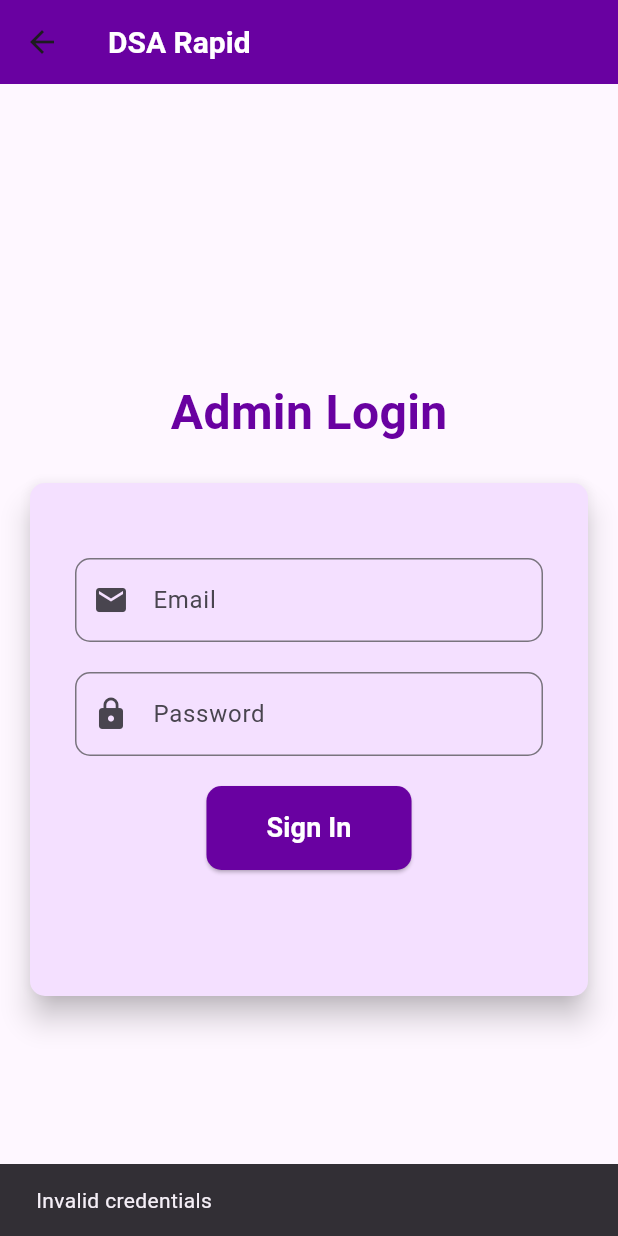
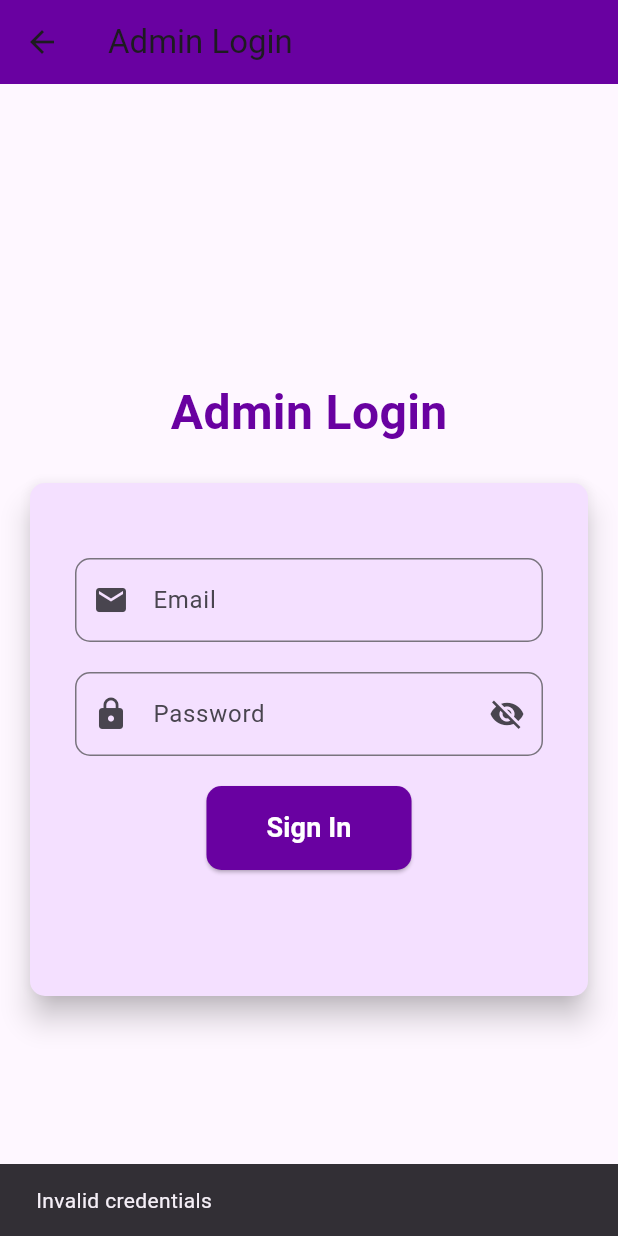
Before and after one commit to Namrata0607/DSARapid, a Flutter app: the DashboardPage screen opened directly with empty values, after a tap on "Logout", after a tap on "Sign In", on a phone screen of 412 x 824 dp. Run offline on Flutter 3.47's test engine with Material 3 defaults, Android fonts, the light colour scheme and no system bars; our stand-ins replace animated_text_kit, carousel_slider, cloud_firestore, firebase_auth, firebase_core, image_picker; missing offline and left inert: dart:html, syncfusion_flutter_pdfviewer; accounts and stored records are empty.

Commit message:
admin login

```diff
--- a/lib/Admin/admin_dash.dart
+++ b/lib/Admin/admin_dash.dart
@@ -1,42 +1,32 @@
+import 'package:dsa_rapid/UI_Helper/UI.dart';
 import 'package:flutter/material.dart';
-import 'package:dsa_rapid/UI_Helper/UI.dart';
+// import 'package:firebase_auth/firebase_auth.dart';
+import 'package:cloud_firestore/cloud_firestore.dart';
+class adminLogin extends StatefulWidget {
+  @override
+  _adminLoginState createState() => _adminLoginState();
+}
 
-// void main() {
-//   runApp(adminLogin());
-// }
-
-// class AdminDash extends StatelessWidget {
-//   @override
-//   Widget build(BuildContext context) {
-//     return MaterialApp(
-//       title: 'Admin Dashboard',
-//       debugShowCheckedModeBanner: false,
-//       theme: ThemeData(
-//         primarySwatch: Colors.purple,
-//       ),
-//       home: LoginPage(),
-//     );
-//   }
-// }
-
-// Simulating password storage
-String currentPassword = 'admin123';
-
-class adminLogin extends StatelessWidget {
+class _adminLoginState extends State<adminLogin> {
   final TextEditingController _emailController = TextEditingController();
   final TextEditingController _passwordController = TextEditingController();
 
+  // Hardcoded admin credentials
+  final String adminEmail = 'admin@gmail.com';
+  final String adminPassword = 'admin123';
+
+  bool _isPasswordVisible = false; // State to toggle password visibility
+
   void _handleSignIn(BuildContext context) {
-    String email = _emailController.text;
-    String password = _passwordController.text;
+    String email = _emailController.text.trim();
+    String password = _passwordController.text.trim();
 
-    // Authentication logic (for demonstration)
-    if (email == 'admin' && password == 'admin') {
+    if (email == adminEmail && password == adminPassword) {
       Navigator.push(
         context,
         MaterialPageRoute(
           builder: (context) => DashboardPage(
-            adminName: 'Admin', // Pass admin name here
+            adminName: 'Namrata Daphale', // Pass admin name here if needed
             adminEmail: email,
           ),
         ),
@@ -51,12 +41,12 @@
   @override
   Widget build(BuildContext context) {
     return Scaffold(
-      appBar:  mtext(),
-      body: Stack(
-        children: [
-          Center(
+      appBar: AppBar(
+        title: Text('Admin Login'),
+        backgroundColor: Color.fromARGB(255, 105, 1, 161),
+      ),
+      body: Center(
         child: SingleChildScrollView(
-              child: Padding(
           padding: EdgeInsets.all(16.0),
           child: Column(
             mainAxisAlignment: MainAxisAlignment.center,
@@ -106,20 +96,28 @@
                               borderRadius: BorderRadius.circular(10),
                             ),
                             prefixIcon: Icon(Icons.lock),
+                            suffixIcon: IconButton(
+                              icon: Icon(
+                                _isPasswordVisible ? Icons.visibility : Icons.visibility_off,
                               ),
-                                // obscureText: true,
+                              onPressed: () {
+                                setState(() {
+                                  _isPasswordVisible = !_isPasswordVisible;
+                                });
+                              },
+                            ),
+                          ),
+                          obscureText: !_isPasswordVisible,
                         ),
                         SizedBox(height: 20.0),
                         ElevatedButton(
                           onPressed: () => _handleSignIn(context),
                           style: ElevatedButton.styleFrom(
-                                  padding: EdgeInsets.symmetric(
-                                      horizontal: 40, vertical: 15),
+                            padding: EdgeInsets.symmetric(horizontal: 40, vertical: 15),
                             shape: RoundedRectangleBorder(
                               borderRadius: BorderRadius.circular(10),
                             ),
-                                  backgroundColor:
-                                      Color.fromARGB(255, 105, 1, 161),
+                            backgroundColor: Color.fromARGB(255, 105, 1, 161),
                           ),
                           child: Text(
                             'Sign In',
@@ -131,7 +129,6 @@
                           ),
                         ),
                         SizedBox(height: 20.0),
-
                       ],
                     ),
                   ),
@@ -141,70 +138,92 @@
           ),
         ),
       ),
-          ),
-        ],
-      ),
     );
   }
 }
+
+//   @override
+//   void dispose() {
+//     _emailController.dispose();
+//     _passwordController.dispose();
+//     super.dispose();
+//   }
+// }
+
 class DashboardPage extends StatelessWidget {
   final String adminName;
   final String adminEmail;
+  final FirebaseFirestore _firestore = FirebaseFirestore.instance;
 
   DashboardPage({required this.adminName, required this.adminEmail});
+
+  void _showAddAdminDialog(BuildContext context) {
+    final nameController = TextEditingController();
+    final emailController = TextEditingController();
+    final passwordController = TextEditingController();
+  }
 
   @override
 Widget build(BuildContext context) {
   return Scaffold(
-      appBar: AppBar(
-        title: Text('DSA RAPID'),
-        backgroundColor: Color(0xFF6901A1), // Dark purple color
+    appBar: mtext(),
+    body: Container(
+      width: double.infinity,
+      height: double.infinity,
+      child: Row(
+        children: [
+          // Left Profile Information Container
+          Container(
+            padding: EdgeInsets.symmetric(horizontal: 7),
+            width: MediaQuery.of(context).size.width * 0.20, // Increased to 25% of screen width
+            color: Color.fromARGB(255, 199, 167, 255),
+            child: Column(
+              children: [
+                Expanded(
+                  child: SingleChildScrollView(
+                    child: Column(
+                      children: [
+                        SizedBox(height: MediaQuery.of(context).size.height * 0.05), // Spacing
+
+                        // Profile CircleAvatar
+                        Center(
+                          child: CircleAvatar(
+                            backgroundColor: Colors.white,
+                            child: Icon(Icons.person, color: Color(0xFF6901A1), size: 30), // Adjust icon size
+                            radius: MediaQuery.of(context).size.width * 0.05, // Reduced radius
                           ),
-      body: Row(
-        children: [
-          Container(
-            width: 250,
-            color: Color.fromARGB(255, 199, 167, 255), // Light purple background
-            child: ListView(
-              padding: EdgeInsets.zero,
-              children: [
-                UserAccountsDrawerHeader(
-  accountName: Text(
+                        ),
+                        SizedBox(height: MediaQuery.of(context).size.height * 0.02), // Spacing
+
+                        // Admin Name
+                        Text(
                           adminName,
                           style: TextStyle(
                             fontSize: 20,
                             fontWeight: FontWeight.bold,
                             color: Color(0xFF6901A1),
                           ),
+                          textAlign: TextAlign.center,
                         ),
-  accountEmail: adminEmail != 'admin' ? Text(
+
+                        // Admin Email
+                        Text(
                           adminEmail,
-    style: TextStyle(color: Color(0xFF6901A1),),
-  ) : null, // Hide email if it is 'admin'
-  currentAccountPicture: CircleAvatar(
-    backgroundColor: Colors.white,
-    child: Icon(Icons.person, color: Color(0xFF6901A1), size: 40),
+                          style: TextStyle(color: Color(0xFF6901A1)),
+                          textAlign: TextAlign.center,
                         ),
-  decoration: BoxDecoration(
-    color: Color.fromARGB(255, 199, 167, 255),
-  ),
-),
+
+                        Divider(),
+
+                        // List of Options
                         ListTile(
-                  leading: Icon(Icons.lock, color: Color(0xFF6901A1)),
-                  title: Text('Change Password',
-                      style: TextStyle(color: Color(0xFF6901A1))),
+                          leading: Icon(Icons.add, color: Color(0xFF6901A1)),
+                          title: Text('Add Admin', style: TextStyle(color: Color(0xFF6901A1))),
                           onTap: () {
-                    _showChangePasswordDialog(context);
+                            _showAddAdminDialog(context);
                           },
                         ),
-                ListTile(
-                  leading: Icon(Icons.group, color: Color(0xFF6901A1)),
-                  title: Text('Manage Students',
-                      style: TextStyle(color: Color(0xFF6901A1))),
-                  onTap: () {
-                    _showManageStudentsDialog(context);
-                  },
-                ),
+                        Divider(),
                         ListTile(
                           leading: Icon(Icons.logout, color: Color(0xFF6901A1)),
                           title: Text('Logout', style: TextStyle(color: Color(0xFF6901A1))),
@@ -215,106 +234,33 @@
                             );
                           },
                         ),
-                Divider(),
+
+                        SizedBox(height: MediaQuery.of(context).size.height * 0.05), // Increased final spacing
                       ],
-            ),
-          ),
-          Expanded(
-            child: Center(
-              child: Text(
-                'Welcome to DSA RAPID!',
-                style: TextStyle(fontSize: 24),
                     ),
                   ),
                 ),
               ],
             ),
+          ),
+
+
+          // Right Content Area
+          Expanded(
+            child: Container(
+              color: Colors.white, // Main content background
+              child: Center(
+                child: Text(
+                  'Welcome to DSA RAPID Dashboard!',
+                  style: TextStyle(fontSize: 24),
+                ),
+              ),
+            ),
+          ),
+        ],
+      ),
+    ),
   );
 }
 
-  void _showChangePasswordDialog(BuildContext context) {
-    final currentPasswordController = TextEditingController();
-    final newPasswordController = TextEditingController();
-    final confirmPasswordController = TextEditingController();
-
-    showDialog(
-      context: context,
-      builder: (BuildContext context) {
-        return AlertDialog(
-          title: Text('Change Password'),
-          content: Column(
-            mainAxisSize: MainAxisSize.min,
-            children: [
-              TextField(
-                controller: currentPasswordController,
-                obscureText: true,
-                decoration: InputDecoration(labelText: 'Current Password'),
-              ),
-              TextField(
-                controller: newPasswordController,
-                obscureText: true,
-                decoration: InputDecoration(labelText: 'New Password'),
-              ),
-              TextField(
-                controller: confirmPasswordController,
-                obscureText: true,
-                decoration: InputDecoration(labelText: 'Confirm Password'),
-              ),
-            ],
-          ),
-          actions: [
-            TextButton(
-              child: Text('Cancel'),
-              onPressed: () {
-                Navigator.of(context).pop();
-              },
-            ),
-            ElevatedButton(
-              child: Text('Submit'),
-              style: ElevatedButton.styleFrom(
-                backgroundColor: Color(0xFF6901A1),
-              ),
-              onPressed: () {
-                if (currentPasswordController.text == currentPassword) {
-                  if (newPasswordController.text ==
-                      confirmPasswordController.text) {
-                    currentPassword = newPasswordController.text;
-
-                    ScaffoldMessenger.of(context).showSnackBar(
-                      SnackBar(content: Text('Password changed successfully')),
-                    );
-                    Navigator.of(context).pop();
 }
-                } else {
-                  ScaffoldMessenger.of(context).showSnackBar(
-                    SnackBar(content: Text('Current password is incorrect')),
-                  );
-                }
-              },
-            ),
-          ],
-        );
-      },
-    );
-  }
-
-  void _showManageStudentsDialog(BuildContext context) {
-    showDialog(
-      context: context,
-      builder: (BuildContext context) {
-        return AlertDialog(
-          title: Text('Manage Students'),
-          content: Text('This feature is under development.'),
-          actions: [
-            TextButton(
-              child: Text('Close'),
-              onPressed: () {
-                Navigator.of(context).pop();
-              },
-            ),
-          ],
-        );
-      },
-    );
-  }
-}
--- a/lib/User/ViewUpdateProfile.dart
+++ b/lib/User/ViewUpdateProfile.dart
@@ -1,5 +1,5 @@
 import 'package:cloud_firestore/cloud_firestore.dart';
-import 'package:dsa_rapid/Dashboard.dart';
+import 'package:dsa_rapid/User/Dashboard.dart';
 import 'package:dsa_rapid/UI_Helper/UI.dart';
 import 'package:firebase_auth/firebase_auth.dart';
 import 'package:flutter/material.dart';
```
Lines whose indentation alone changed are shown as unchanged.
